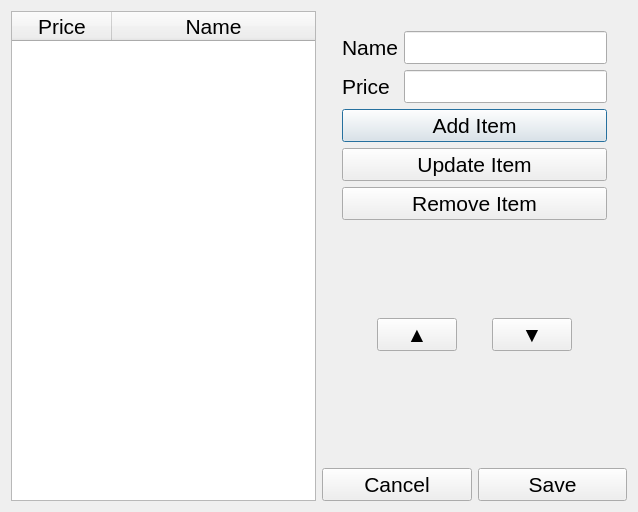
Before: the Qt Designer form src/windows/ui/EditItemsDialog.ui in 1icolo/AUPay, drawn with Qt 5.
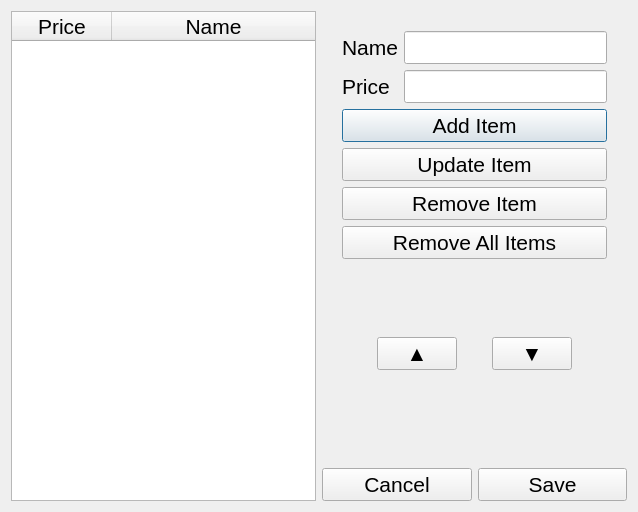
After: the same form once the commit is applied.

Commit message: EditItemsDialog deleting items bug has been fixed. please check it out just to make sure xD

Diff of the .ui file:
```diff
--- a/src/windows/ui/EditItemsDialog.ui
+++ b/src/windows/ui/EditItemsDialog.ui
@@ -120,6 +120,19 @@
        </property>
       </widget>
      </item>
+     <item>
+      <widget class="QPushButton" name="removeAllItemButton">
+       <property name="font">
+        <font>
+         <family>Segoe UI</family>
+         <pointsize>16</pointsize>
+        </font>
+       </property>
+       <property name="text">
+        <string>Remove All Items</string>
+       </property>
+      </widget>
+     </item>
      <item>
       <spacer name="verticalSpacer_2">
        <property name="orientation">
```
The commit also changes 3 other files.
